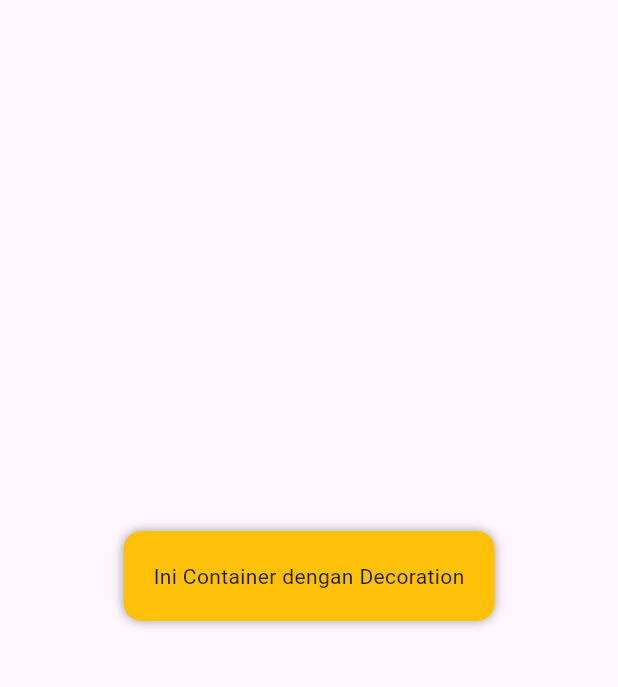
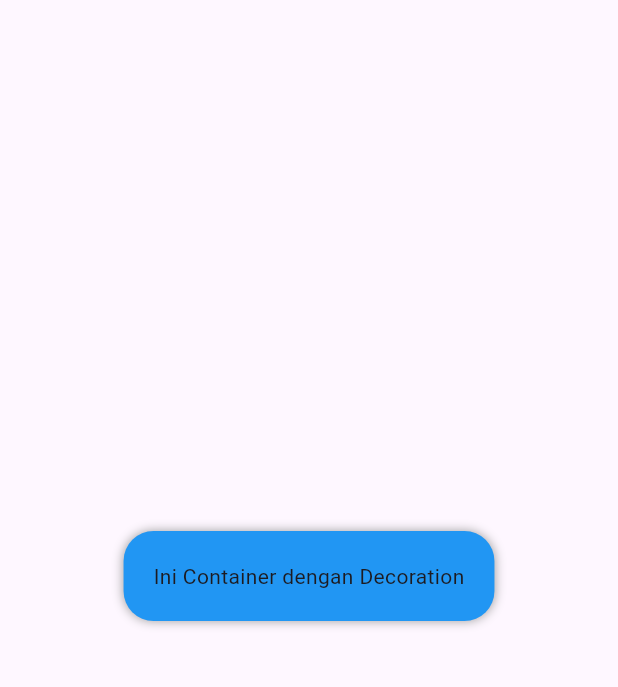
Before and after one commit to OrewaKimi/Flutter_Styling_Widget, a Flutter app: the screen it shows after launch, on a phone screen of 412 x 824 dp, the part 84-771 px from its top. Run offline on Flutter 3.47's test engine with Material 3 defaults, Android fonts, the phone set to English and light mode, and no system bars.

Commit message:
update border color and radius

```diff
--- a/lib/main.dart
+++ b/lib/main.dart
@@ -23,9 +23,10 @@ class MyApp extends StatelessWidget {
             margin: const EdgeInsets.all(20),
             padding: const EdgeInsets.all(20),
             decoration: BoxDecoration(
-              color: Colors.amber,
-              borderRadius: BorderRadius.circular(12),
-              boxShadow: const [BoxShadow(color: Colors.grey, blurRadius: 5)],
+              color: Colors.blue,
+              borderRadius: BorderRadius.circular(20),
+              boxShadow: const [BoxShadow(color: Colors.grey,
+              blurRadius: 5)],
             ),
             child: const Text('Ini Container dengan Decoration'),
           ),
```
